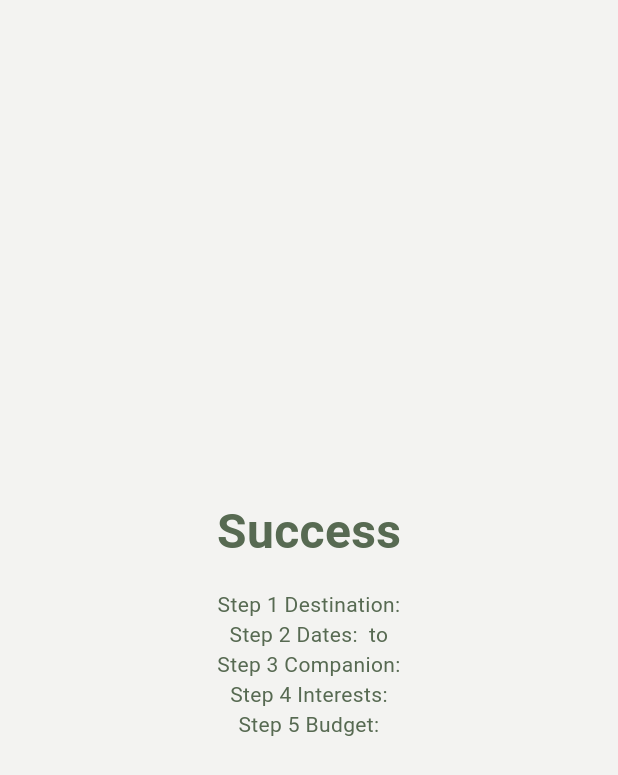
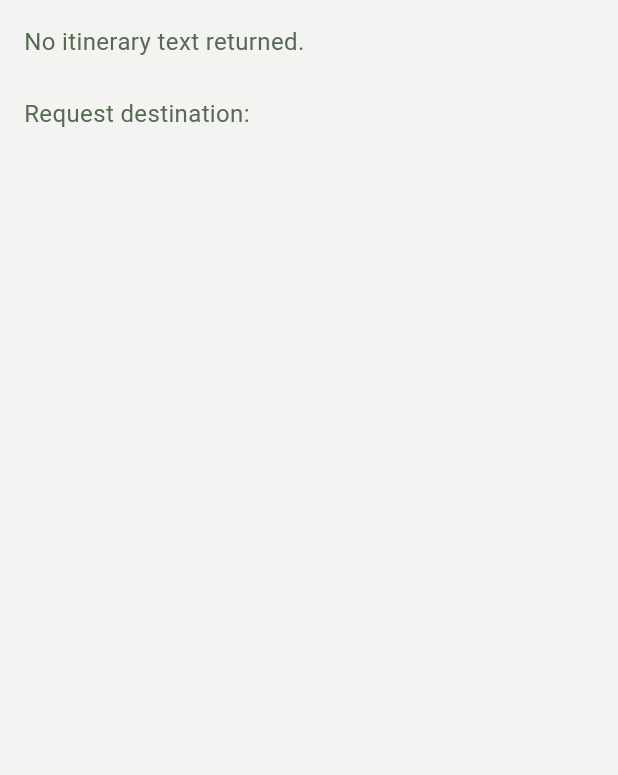
Before and after one commit to sujesh24/SmartTrip-AI, a Flutter app: the ResultScreen screen opened directly with empty values, on a phone screen of 412 x 824 dp. Shown: the top 775 px of the screen. Run offline on Flutter 3.47's test engine with Material 3 defaults, Android fonts, the phone set to English and light mode, and no system bars.

Commit message:
api call working with return data

```diff
--- /dev/null
+++ b/lib/modules/ai_generation/api/api_config.dart
@@ -0,0 +1,3 @@
+class ApiConfig {
+  static const String apiKey = "AIzaSyBmKJulBI0S-hecuUOKCM8J84j2CSVh_5E";
+}
--- a/lib/modules/ai_generation/screens/loading_screen.dart
+++ b/lib/modules/ai_generation/screens/loading_screen.dart
@@ -1,6 +1,5 @@
-import 'dart:async';
-
 import 'package:flutter/material.dart';
+import 'package:smarttrip_ai/modules/ai_generation/ai_service.dart';
 import 'package:smarttrip_ai/modules/ai_generation/common/app_assets.dart';
 import 'package:smarttrip_ai/modules/ai_generation/common/app_colors.dart';
 import 'package:smarttrip_ai/modules/ai_generation/models/itinerary_request.dart';
@@ -24,7 +23,7 @@ class _LoadingScreenState extends State<LoadingScreen>
   static const double _previewSpacing = 10;
   static const double _previewHeight = 190;
 
-  Timer? _timer;
+  final AiService _aiService = AiService();
   late final AnimationController _marqueeController;
 
   @override
@@ -35,24 +34,62 @@ class _LoadingScreenState extends State<LoadingScreen>
       vsync: this,
       duration: const Duration(seconds: 12),
     )..repeat();
-
-    _timer = Timer(const Duration(seconds: 3), () {
-      if (!mounted) {
-        return;
-      }
-      Navigator.of(context).pushReplacement(
-        MaterialPageRoute<void>(
-          builder: (_) => ResultScreen(request: widget.request),
-        ),
-      );
-    });
+    _generateAndNavigate();
   }
 
   @override
   void dispose() {
-    _timer?.cancel();
+    _aiService.dispose();
     _marqueeController.dispose();
     super.dispose();
+  }
+
+  Future<void> _generateAndNavigate() async {
+    final String prompt = _buildPrompt(widget.request);
+    String generatedText;
+
+    try {
+      final List<dynamic> results =
+          await Future.wait<dynamic>(<Future<dynamic>>[
+            _aiService.generateText(prompt),
+            Future<void>.delayed(const Duration(seconds: 3)),
+          ]);
+      generatedText = results[0] as String;
+    } catch (error) {
+      generatedText =
+          'Unable to generate trip plan right now.\n\nError: $error';
+    }
+
+    if (!mounted) {
+      return;
+    }
+
+    Navigator.of(context).pushReplacement(
+      MaterialPageRoute<void>(
+        builder: (_) =>
+            ResultScreen(request: widget.request, generatedText: generatedText),
+      ),
+    );
+  }
+
+  String _buildPrompt(ItineraryRequest request) {
+    return '''
+Create a detailed travel itinerary plan in plain text.
+
+Trip details:
+- Destination: ${request.destination}
+- Start date: ${request.startDate}
+- End date: ${request.endDate}
+- Companion: ${request.companion}
+- Interests: ${request.interests.join(', ')}
+- Budget: ${request.budget}
+
+Output requirements:
+- Give a day-by-day plan.
+- Include suggested activities and food spots.
+- Keep it practical within budget.
+- Use simple readable sections.
+''';
   }
 
   @override
--- a/lib/modules/ai_generation/screens/result_screen.dart
+++ b/lib/modules/ai_generation/screens/result_screen.dart
@@ -3,55 +3,35 @@ import 'package:smarttrip_ai/modules/ai_generation/common/app_colors.dart';
 import 'package:smarttrip_ai/modules/ai_generation/models/itinerary_request.dart';
 
 class ResultScreen extends StatelessWidget {
-  const ResultScreen({super.key, required this.request});
+  const ResultScreen({
+    super.key,
+    required this.request,
+    required this.generatedText,
+  });
 
   final ItineraryRequest request;
+  final String generatedText;
 
   @override
   Widget build(BuildContext context) {
+    final String plainTextOutput = generatedText.trim().isEmpty
+        ? 'No itinerary text returned.\n\nRequest destination: ${request.destination}'
+        : generatedText;
+
     return Scaffold(
       backgroundColor: AppColors.lightBackground,
-      body: Center(
+      body: SafeArea(
         child: Padding(
-          padding: const EdgeInsets.symmetric(horizontal: 20),
-          child: Column(
-            mainAxisSize: MainAxisSize.min,
-            children: <Widget>[
-              const Text(
-                'Success',
-                style: TextStyle(
-                  color: AppColors.primaryGreen,
-                  fontSize: 32,
-                  fontWeight: FontWeight.w600,
-                ),
+          padding: const EdgeInsets.all(16),
+          child: SingleChildScrollView(
+            child: Text(
+              plainTextOutput,
+              style: const TextStyle(
+                color: AppColors.primaryGreen,
+                fontSize: 16,
+                height: 1.5,
               ),
-              const SizedBox(height: 16),
-              Text(
-                'Step 1 Destination: ${request.destination}',
-                textAlign: TextAlign.center,
-                style: const TextStyle(color: AppColors.primaryGreen),
-              ),
-              Text(
-                'Step 2 Dates: ${request.startDate} to ${request.endDate}',
-                textAlign: TextAlign.center,
-                style: const TextStyle(color: AppColors.primaryGreen),
-              ),
-              Text(
-                'Step 3 Companion: ${request.companion}',
-                textAlign: TextAlign.center,
-                style: const TextStyle(color: AppColors.primaryGreen),
-              ),
-              Text(
-                'Step 4 Interests: ${request.interests.join(', ')}',
-                textAlign: TextAlign.center,
-                style: const TextStyle(color: AppColors.primaryGreen),
-              ),
-              Text(
-                'Step 5 Budget: ${request.budget}',
-                textAlign: TextAlign.center,
-                style: const TextStyle(color: AppColors.primaryGreen),
-              ),
-            ],
+            ),
           ),
         ),
       ),
--- a/pubspec.yaml
+++ b/pubspec.yaml
@@ -30,6 +30,7 @@ environment:
 dependencies:
   flutter:
     sdk: flutter
+  http: ^1.2.2
 
   # The following adds the Cupertino Icons font to your application.
   # Use with the CupertinoIcons class for iOS style icons.
```
Also changed, not shown: lib/modules/ai_generation/ai_service.dart (added, +314 -0 lines), pubspec.lock, 2 other files.
